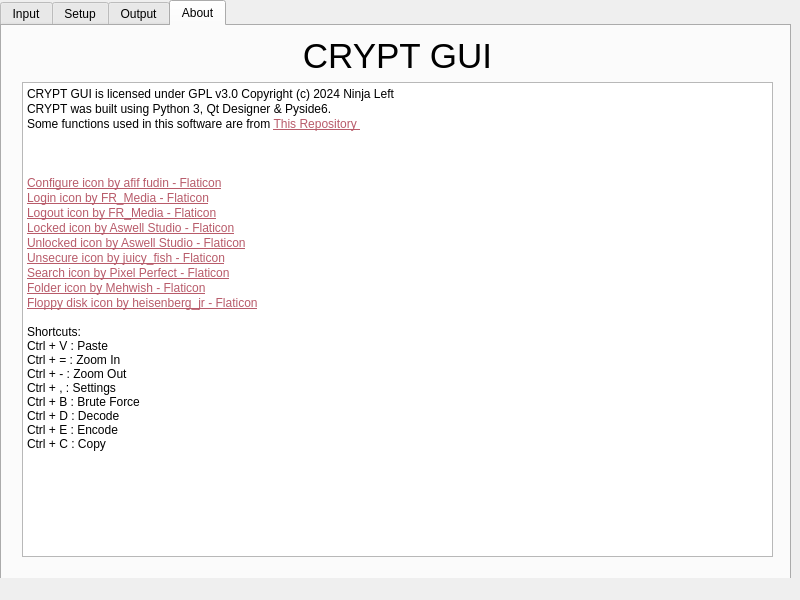
Above: modules/design/main.ui from ninja-left/CRYPT-GUI before the change. Below: the same form after it.
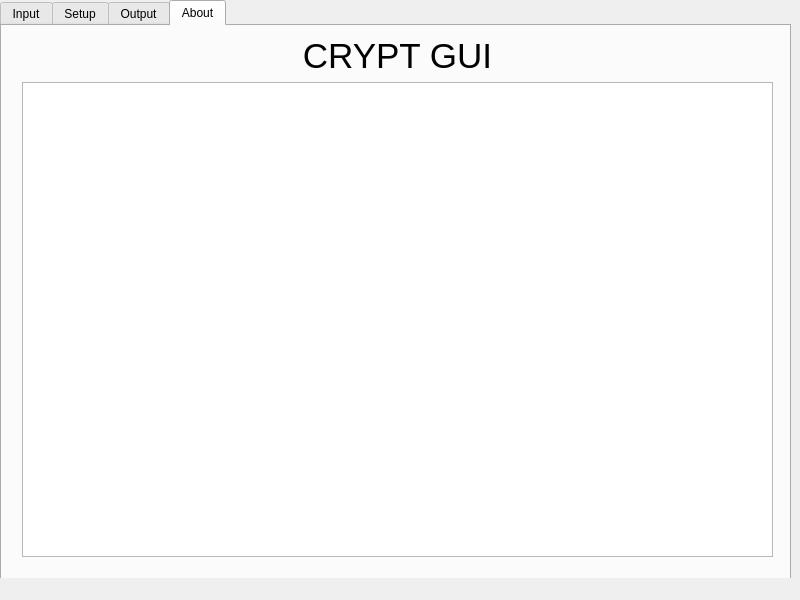
That is the form after the change. The open tabs and pages were chosen to show the change. Icons and pictures are not drawn.

Commit message: Updated ui - Removed hardcoded functions - Removed unused about html

The edit to the form file:
```diff
--- a/modules/design/main.ui
+++ b/modules/design/main.ui
@@ -1183,36 +1183,13 @@
          </property>
          <property name="html">
           <string>&lt;!DOCTYPE HTML PUBLIC &quot;-//W3C//DTD HTML 4.0//EN&quot; &quot;http://www.w3.org/TR/REC-html40/strict.dtd&quot;&gt;
-&lt;html&gt;&lt;head&gt;&lt;meta name=&quot;qrichtext&quot; content=&quot;1&quot; /&gt;&lt;meta charset=&quot;utf-8&quot; /&gt;&lt;title&gt;GNU General Public License v3.0&lt;/title&gt;&lt;style type=&quot;text/css&quot;&gt;
+&lt;html&gt;&lt;head&gt;&lt;meta name=&quot;qrichtext&quot; content=&quot;1&quot; /&gt;&lt;meta charset=&quot;utf-8&quot; /&gt;&lt;style type=&quot;text/css&quot;&gt;
 p, li { white-space: pre-wrap; }
 hr { height: 1px; border-width: 0; }
 li.unchecked::marker { content: &quot;\2610&quot;; }
 li.checked::marker { content: &quot;\2612&quot;; }
 &lt;/style&gt;&lt;/head&gt;&lt;body style=&quot; font-family:'Sans Serif'; font-size:9pt; font-weight:400; font-style:normal;&quot;&gt;
-&lt;p style=&quot; margin-top:1px; margin-bottom:1px; margin-left:0px; margin-right:0px; -qt-block-indent:0; text-indent:0px;&quot;&gt;CRYPT GUI is licensed under GPL v3.0 Copyright (c) 2024 Ninja Left&lt;/p&gt;
-&lt;p style=&quot; margin-top:1px; margin-bottom:1px; margin-left:0px; margin-right:0px; -qt-block-indent:0; text-indent:0px;&quot;&gt;CRYPT was built using Python 3, Qt Designer &amp;amp; Pyside6.&lt;/p&gt;
-&lt;p style=&quot; margin-top:1px; margin-bottom:1px; margin-left:0px; margin-right:0px; -qt-block-indent:0; text-indent:0px;&quot;&gt;Some functions used in this software are from &lt;a href=&quot;https://github.com/TheAlgorithms/Python&quot;&gt;&lt;span style=&quot; text-decoration: underline; color:#b85b6a;&quot;&gt;This Repository &lt;/span&gt;&lt;/a&gt;&lt;span style=&quot; color:#ffffff;&quot;&gt;and are licensed under MIT Copyright (c) 2016-2024 TheAlgorithms and contributors.&lt;/span&gt;&lt;/p&gt;
-&lt;p style=&quot;-qt-paragraph-type:empty; margin-top:1px; margin-bottom:1px; margin-left:0px; margin-right:0px; -qt-block-indent:0; text-indent:0px;&quot;&gt;&lt;br /&gt;&lt;/p&gt;
-&lt;p style=&quot; margin-top:1px; margin-bottom:1px; margin-left:0px; margin-right:0px; -qt-block-indent:0; text-indent:0px;&quot;&gt;&lt;span style=&quot; font-family:'monospace'; color:#ffffff;&quot;&gt;Icons:&lt;/span&gt;&lt;/p&gt;
-&lt;p style=&quot; margin-top:1px; margin-bottom:1px; margin-left:0px; margin-right:0px; -qt-block-indent:0; text-indent:0px;&quot;&gt;&lt;a href=&quot;https://www.flaticon.com/free-icon/configuration_9780271&quot;&gt;&lt;span style=&quot; text-decoration: underline; color:#b85b6a;&quot;&gt;Configure icon by afif fudin - Flaticon&lt;/span&gt;&lt;/a&gt;&lt;/p&gt;
-&lt;p style=&quot; margin-top:1px; margin-bottom:1px; margin-left:0px; margin-right:0px; -qt-block-indent:0; text-indent:0px;&quot;&gt;&lt;a href=&quot;https://www.flaticon.com/free-icon/login_5729989&quot;&gt;&lt;span style=&quot; text-decoration: underline; color:#b85b6a;&quot;&gt;Login icon by FR_Media - Flaticon&lt;/span&gt;&lt;/a&gt;&lt;/p&gt;
-&lt;p style=&quot; margin-top:1px; margin-bottom:1px; margin-left:0px; margin-right:0px; -qt-block-indent:0; text-indent:0px;&quot;&gt;&lt;a href=&quot;https://www.flaticon.com/free-icon/logout_5729988&quot;&gt;&lt;span style=&quot; text-decoration: underline; color:#b85b6a;&quot;&gt;Logout icon by FR_Media - Flaticon&lt;/span&gt;&lt;/a&gt;&lt;/p&gt;
-&lt;p style=&quot; margin-top:1px; margin-bottom:1px; margin-left:0px; margin-right:0px; -qt-block-indent:0; text-indent:0px;&quot;&gt;&lt;a href=&quot;https://www.flaticon.com/free-icon/lock_2549910&quot;&gt;&lt;span style=&quot; text-decoration: underline; color:#b85b6a;&quot;&gt;Locked icon by Aswell Studio - Flaticon&lt;/span&gt;&lt;/a&gt;&lt;/p&gt;
-&lt;p style=&quot; margin-top:1px; margin-bottom:1px; margin-left:0px; margin-right:0px; -qt-block-indent:0; text-indent:0px;&quot;&gt;&lt;a href=&quot;https://www.flaticon.com/free-icon/unlock_2549951&quot;&gt;&lt;span style=&quot; text-decoration: underline; color:#b85b6a;&quot;&gt;Unlocked icon by Aswell Studio - Flaticon&lt;/span&gt;&lt;/a&gt;&lt;/p&gt;
-&lt;p style=&quot; margin-top:1px; margin-bottom:1px; margin-left:0px; margin-right:0px; -qt-block-indent:0; text-indent:0px;&quot;&gt;&lt;a href=&quot;https://www.flaticon.com/free-icon/unsecure_5690981&quot;&gt;&lt;span style=&quot; text-decoration: underline; color:#b85b6a;&quot;&gt;Unsecure icon by juicy_fish - Flaticon&lt;/span&gt;&lt;/a&gt;&lt;/p&gt;
-&lt;p style=&quot; margin-top:1px; margin-bottom:1px; margin-left:0px; margin-right:0px; -qt-block-indent:0; text-indent:0px;&quot;&gt;&lt;a href=&quot;https://www.flaticon.com/free-icon/search_1828057&quot;&gt;&lt;span style=&quot; text-decoration: underline; color:#b85b6a;&quot;&gt;Search icon by Pixel Perfect - Flaticon&lt;/span&gt;&lt;/a&gt;&lt;/p&gt;
-&lt;p style=&quot; margin-top:1px; margin-bottom:1px; margin-left:0px; margin-right:0px; -qt-block-indent:0; text-indent:0px;&quot;&gt;&lt;a href=&quot;https://www.flaticon.com/free-icon/folder_3307447&quot;&gt;&lt;span style=&quot; text-decoration: underline; color:#b85b6a;&quot;&gt;Folder icon by Mehwish - Flaticon&lt;/span&gt;&lt;/a&gt;&lt;/p&gt;
-&lt;p style=&quot; margin-top:1px; margin-bottom:1px; margin-left:0px; margin-right:0px; -qt-block-indent:0; text-indent:0px;&quot;&gt;&lt;a href=&quot;https://www.flaticon.com/free-icon/floppy-disk_12629050&quot;&gt;&lt;span style=&quot; text-decoration: underline; color:#b85b6a;&quot;&gt;Floppy disk icon by heisenberg_jr - Flaticon&lt;/span&gt;&lt;/a&gt;&lt;/p&gt;
-&lt;p style=&quot;-qt-paragraph-type:empty; margin-top:0px; margin-bottom:0px; margin-left:0px; margin-right:0px; -qt-block-indent:0; text-indent:0px; text-decoration: underline; color:#b85b6a;&quot;&gt;&lt;br /&gt;&lt;/p&gt;
-&lt;p style=&quot; margin-top:0px; margin-bottom:0px; margin-left:0px; margin-right:0px; -qt-block-indent:0; text-indent:0px;&quot;&gt;Shortcuts:&lt;/p&gt;
-&lt;p style=&quot; margin-top:0px; margin-bottom:0px; margin-left:0px; margin-right:0px; -qt-block-indent:0; text-indent:0px;&quot;&gt;Ctrl + V : Paste&lt;/p&gt;
-&lt;p style=&quot; margin-top:0px; margin-bottom:0px; margin-left:0px; margin-right:0px; -qt-block-indent:0; text-indent:0px;&quot;&gt;Ctrl + = : Zoom In&lt;/p&gt;
-&lt;p style=&quot; margin-top:0px; margin-bottom:0px; margin-left:0px; margin-right:0px; -qt-block-indent:0; text-indent:0px;&quot;&gt;Ctrl + - : Zoom Out&lt;/p&gt;
-&lt;p style=&quot; margin-top:0px; margin-bottom:0px; margin-left:0px; margin-right:0px; -qt-block-indent:0; text-indent:0px;&quot;&gt;Ctrl + , : Settings&lt;/p&gt;
-&lt;p style=&quot; margin-top:0px; margin-bottom:0px; margin-left:0px; margin-right:0px; -qt-block-indent:0; text-indent:0px;&quot;&gt;Ctrl + B : Brute Force&lt;/p&gt;
-&lt;p style=&quot; margin-top:0px; margin-bottom:0px; margin-left:0px; margin-right:0px; -qt-block-indent:0; text-indent:0px;&quot;&gt;Ctrl + D : Decode&lt;/p&gt;
-&lt;p style=&quot; margin-top:0px; margin-bottom:0px; margin-left:0px; margin-right:0px; -qt-block-indent:0; text-indent:0px;&quot;&gt;Ctrl + E : Encode&lt;/p&gt;
-&lt;p style=&quot; margin-top:0px; margin-bottom:0px; margin-left:0px; margin-right:0px; -qt-block-indent:0; text-indent:0px;&quot;&gt;Ctrl + C : Copy&lt;/p&gt;&lt;/body&gt;&lt;/html&gt;</string>
+&lt;p style=&quot;-qt-paragraph-type:empty; margin-top:0px; margin-bottom:0px; margin-left:0px; margin-right:0px; -qt-block-indent:0; text-indent:0px;&quot;&gt;&lt;br /&gt;&lt;/p&gt;&lt;/body&gt;&lt;/html&gt;</string>
          </property>
          <property name="openLinks">
           <bool>false</bool>
```
Left out of the diff: 101 changed lines with no effect on the pictures. The commit also changes 1 other file.
